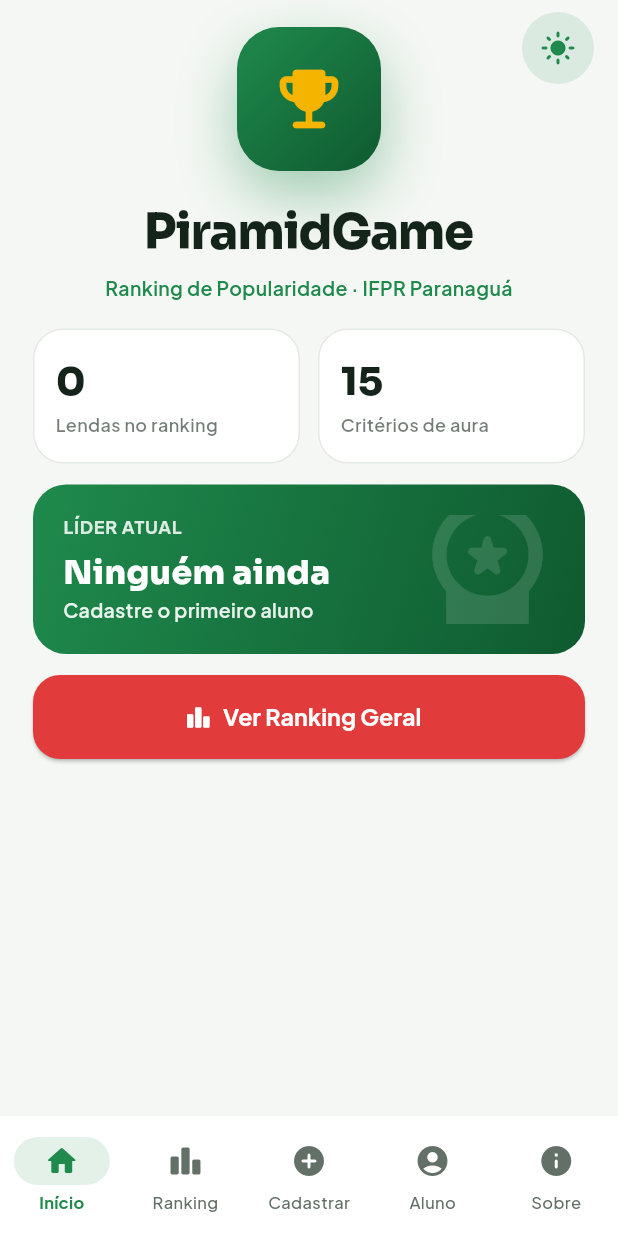
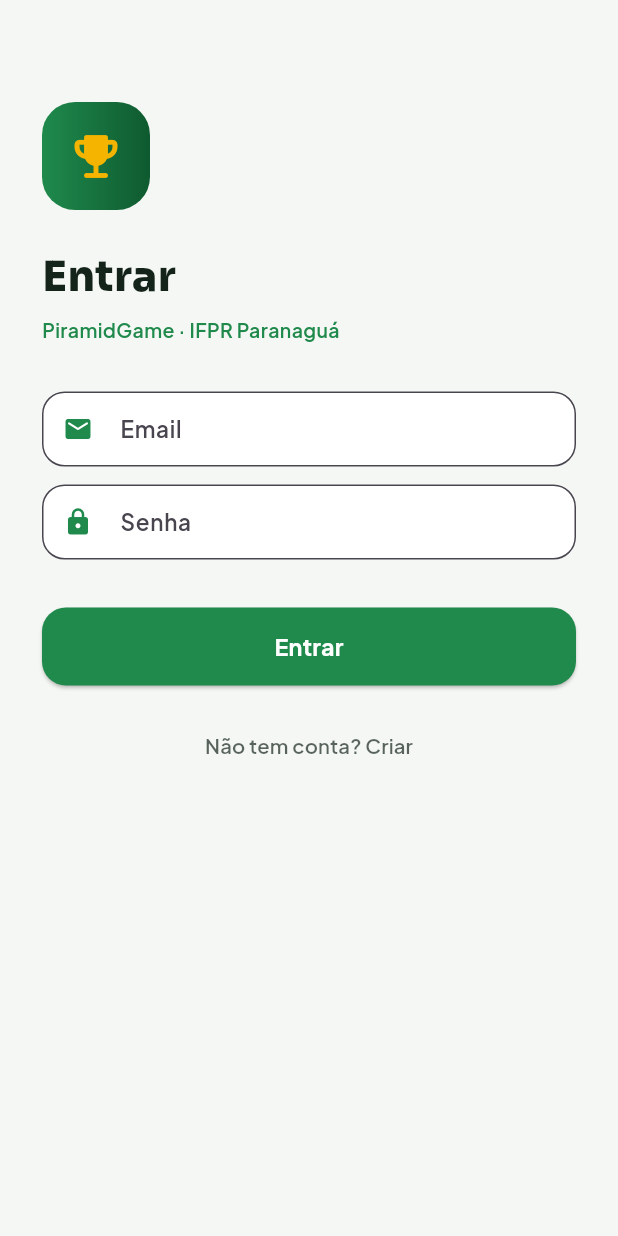
Before and after one commit to yoshimidevz/piramidgameifpr, a Flutter app: the screen it shows after launch, on a phone screen of 412 x 824 dp. Run offline on Flutter 3.47's test engine with Material 3 defaults, Android fonts, the phone set to English and light mode, and no system bars; our stand-ins replace dio, go_router, google_fonts, shared_preferences, signals.

Commit message:
feat: implementa sistema de autenticação com login, registro e logout; adiciona tela de login e integração com API

```diff
--- /dev/null
+++ b/lib/core/network/api_constants.dart
@@ -0,0 +1,3 @@
+class ApiConstants {
+  static const baseUrl = 'https://piramidgameifpr.yoshimidevz.codes';
+}
--- a/lib/core/router/app_router.dart
+++ b/lib/core/router/app_router.dart
@@ -6,6 +6,7 @@
 import '../../features/student/presentation/screens/student_form/student_form_screen.dart';
 import '../../features/student/presentation/screens/student_detail/student_detail_screen.dart';
 import '../../features/about/presentation/screens/about_screen.dart';
+import '../../features/auth/presentation/screens/login_screen.dart';
 import 'app_shell.dart';
 
 class AppRouter {
@@ -19,6 +20,10 @@
       GoRoute(
         path: '/',
         builder: (context, state) => const SplashScreen(),
+      ),
+      GoRoute(
+        path: '/login',
+        builder: (context, state) => const LoginScreen(),
       ),
       StatefulShellRoute.indexedStack(
         builder: (context, state, navigationShell) {
--- /dev/null
+++ b/lib/features/auth/domain/repositories/auth_repository.dart
@@ -0,0 +1,9 @@
+import '../../../../core/result/result.dart';
+import '../entities/auth_token.dart';
+
+abstract class AuthRepository {
+  Future<Result<AuthToken>> login(String email, String password);
+  Future<Result<AuthToken>> register(String name, String email, String password);
+  Future<Result<void>> logout();
+  Future<bool> isLoggedIn();
+}
--- /dev/null
+++ b/lib/features/auth/facade/auth_facade.dart
@@ -0,0 +1,19 @@
+import '../../../core/result/result.dart';
+import '../domain/entities/auth_token.dart';
+import '../domain/repositories/auth_repository.dart';
+
+class AuthFacade {
+  final AuthRepository _repository;
+
+  AuthFacade(this._repository);
+
+  Future<Result<AuthToken>> login(String email, String password) =>
+      _repository.login(email, password);
+
+  Future<Result<AuthToken>> register(String name, String email, String password) =>
+      _repository.register(name, email, password);
+
+  Future<Result<void>> logout() => _repository.logout();
+
+  Future<bool> isLoggedIn() => _repository.isLoggedIn();
+}
--- /dev/null
+++ b/lib/features/auth/presentation/screens/login_screen.dart
@@ -0,0 +1,255 @@
+import 'package:flutter/material.dart';
+import 'package:go_router/go_router.dart';
+import '../../../../../core/di/injection_container.dart';
+import '../../../../../core/theme/app_colors.dart';
+import '../../../../../core/theme/app_text_styles.dart';
+
+class LoginScreen extends StatefulWidget {
+  const LoginScreen({super.key});
+
+  @override
+  State<LoginScreen> createState() => _LoginScreenState();
+}
+
+class _LoginScreenState extends State<LoginScreen> {
+  final _emailController = TextEditingController();
+  final _passwordController = TextEditingController();
+  final _nameController = TextEditingController();
+
+  bool _isRegisterMode = false;
+  bool _isLoading = false;
+  String? _errorMessage;
+
+  @override
+  void dispose() {
+    _emailController.dispose();
+    _passwordController.dispose();
+    _nameController.dispose();
+    super.dispose();
+  }
+
+  Future<void> _submit() async {
+    final email = _emailController.text.trim();
+    final password = _passwordController.text.trim();
+    final name = _nameController.text.trim();
+
+    if (email.isEmpty || password.isEmpty) {
+      setState(() => _errorMessage = 'Preencha todos os campos');
+      return;
+    }
+
+    if (_isRegisterMode && name.isEmpty) {
+      setState(() => _errorMessage = 'Informe seu nome');
+      return;
+    }
+
+    setState(() {
+      _isLoading = true;
+      _errorMessage = null;
+    });
+
+    final viewModel = InjectionContainer.instance.authViewModel;
+
+    final result = _isRegisterMode
+        ? await viewModel.register(name, email, password)
+        : await viewModel.login(email, password);
+
+    if (!mounted) return;
+
+    result.when(
+      onSuccess: (_) => context.go('/inicio'),
+      onFailure: (failure) {
+        setState(() {
+          _isLoading = false;
+          _errorMessage = failure.message;
+        });
+      },
+    );
+  }
+
+  @override
+  Widget build(BuildContext context) {
+    final theme = Theme.of(context);
+
+    return Scaffold(
+      body: SafeArea(
+        child: SingleChildScrollView(
+          padding: const EdgeInsets.all(28),
+          child: Column(
+            crossAxisAlignment: CrossAxisAlignment.start,
+            children: [
+              const SizedBox(height: 40),
+              Container(
+                width: 72,
+                height: 72,
+                decoration: BoxDecoration(
+                  gradient: const LinearGradient(
+                    colors: [AppColors.green, AppColors.greenDeep],
+                  ),
+                  borderRadius: BorderRadius.circular(22),
+                ),
+                child: const Icon(Icons.emoji_events_rounded,
+                    color: AppColors.gold, size: 38),
+              ),
+              const SizedBox(height: 24),
+              Text(
+                _isRegisterMode ? 'Criar conta' : 'Entrar',
+                style: AppTextStyles.sora(
+                    fontSize: 28, fontWeight: FontWeight.w800),
+              ),
+              const SizedBox(height: 6),
+              Text(
+                'PiramidGame · IFPR Paranaguá',
+                style: AppTextStyles.jakarta(
+                  fontSize: 13,
+                  fontWeight: FontWeight.w600,
+                  color: AppColors.green,
+                ),
+              ),
+              const SizedBox(height: 32),
+
+              if (_isRegisterMode) ...[
+                _InputField(
+                  controller: _nameController,
+                  placeholder: 'Seu nome',
+                  icon: Icons.person_rounded,
+                ),
+                const SizedBox(height: 12),
+              ],
+
+              _InputField(
+                controller: _emailController,
+                placeholder: 'Email',
+                icon: Icons.email_rounded,
+                keyboardType: TextInputType.emailAddress,
+              ),
+              const SizedBox(height: 12),
+
+              _InputField(
+                controller: _passwordController,
+                placeholder: 'Senha',
+                icon: Icons.lock_rounded,
+                obscureText: true,
+              ),
+              const SizedBox(height: 12),
+
+              if (_errorMessage != null)
+                Container(
+                  width: double.infinity,
+                  padding: const EdgeInsets.all(12),
+                  decoration: BoxDecoration(
+                    color: AppColors.red.withOpacity(.1),
+                    borderRadius: BorderRadius.circular(12),
+                  ),
+                  child: Text(
+                    _errorMessage!,
+                    style: AppTextStyles.jakarta(
+                      fontSize: 13,
+                      fontWeight: FontWeight.w600,
+                      color: AppColors.red,
+                    ),
+                  ),
+                ),
+
+              const SizedBox(height: 20),
+
+              SizedBox(
+                width: double.infinity,
+                height: 52,
+                child: ElevatedButton(
+                  onPressed: _isLoading ? null : _submit,
+                  style: ElevatedButton.styleFrom(
+                    backgroundColor: AppColors.green,
+                    foregroundColor: Colors.white,
+                    shape: RoundedRectangleBorder(
+                      borderRadius: BorderRadius.circular(16),
+                    ),
+                  ),
+                  child: _isLoading
+                      ? const SizedBox(
+                          width: 22,
+                          height: 22,
+                          child: CircularProgressIndicator(
+                            strokeWidth: 2.4,
+                            color: Colors.white,
+                          ),
+                        )
+                      : Text(
+                          _isRegisterMode ? 'Criar conta' : 'Entrar',
+                          style: AppTextStyles.jakarta(
+                            fontSize: 15.5,
+                            fontWeight: FontWeight.w700,
+                          ),
+                        ),
+                ),
+              ),
+
+              const SizedBox(height: 16),
+
+              Center(
+                child: TextButton(
+                  onPressed: () {
+                    setState(() {
+                      _isRegisterMode = !_isRegisterMode;
+                      _errorMessage = null;
+                    });
+                  },
+                  child: Text(
+                    _isRegisterMode
+                        ? 'Já tem conta? Entrar'
+                        : 'Não tem conta? Criar',
+                    style: AppTextStyles.jakarta(
+                      fontSize: 13.5,
+                      fontWeight: FontWeight.w600,
+                      color: theme.colorScheme.onSurface.withOpacity(.7),
+                    ),
+                  ),
+                ),
+              ),
+            ],
+          ),
+        ),
+      ),
+    );
+  }
+}
+
+class _InputField extends StatelessWidget {
+  final TextEditingController controller;
+  final String placeholder;
+  final IconData icon;
+  final bool obscureText;
+  final TextInputType? keyboardType;
+
+  const _InputField({
+    required this.controller,
+    required this.placeholder,
+    required this.icon,
+    this.obscureText = false,
+    this.keyboardType,
+  });
+
+  @override
+  Widget build(BuildContext context) {
+    final theme = Theme.of(context);
+
+    return TextField(
+      controller: controller,
+      obscureText: obscureText,
+      keyboardType: keyboardType,
+      style: AppTextStyles.jakarta(fontSize: 15, fontWeight: FontWeight.w600),
+      decoration: InputDecoration(
+        hintText: placeholder,
+        prefixIcon: Icon(icon, color: AppColors.green, size: 20),
+        filled: true,
+        fillColor: theme.colorScheme.surface,
+        contentPadding:
+            const EdgeInsets.symmetric(horizontal: 16, vertical: 14),
+        border: OutlineInputBorder(
+          borderRadius: BorderRadius.circular(15),
+          borderSide: BorderSide(color: theme.dividerColor, width: 1.5),
+        ),
+      ),
+    );
+  }
+}
--- /dev/null
+++ b/lib/features/auth/presentation/viewmodels/auth_viewmodel.dart
@@ -0,0 +1,55 @@
+import 'package:signals/signals.dart';
+import '../../../../core/command/command.dart';
+import '../../../../core/result/result.dart';
+import '../../domain/entities/auth_token.dart';
+import '../../facade/auth_facade.dart';
+
+class AuthViewModel {
+  final AuthFacade _facade;
+
+  AuthViewModel(this._facade);
+
+  final currentUser = signal<AuthToken?>(null);
+  final isLoggedIn = signal<bool>(false);
+
+  Future<void> checkAuthStatus() async {
+    final loggedIn = await _facade.isLoggedIn();
+    isLoggedIn.value = loggedIn;
+  }
+
+  Future<Result<AuthToken>> login(String email, String password) async {
+    final result = await _facade.login(email, password);
+    result.when(
+      onSuccess: (token) {
+        currentUser.value = token;
+        isLoggedIn.value = true;
+      },
+      onFailure: (_) {},
+    );
+    return result;
+  }
+
+  Future<Result<AuthToken>> register(
+      String name, String email, String password) async {
+    final result = await _facade.register(name, email, password);
+    result.when(
+      onSuccess: (token) {
+        currentUser.value = token;
+        isLoggedIn.value = true;
+      },
+      onFailure: (_) {},
+    );
+    return result;
+  }
+
+  Future<void> logout() async {
+    await _facade.logout();
+    currentUser.value = null;
+    isLoggedIn.value = false;
+  }
+
+  void dispose() {
+    currentUser.dispose();
+    isLoggedIn.dispose();
+  }
+}
--- a/lib/features/student/presentation/viewmodels/ranking_viewmodel.dart
+++ b/lib/features/student/presentation/viewmodels/ranking_viewmodel.dart
@@ -10,7 +10,6 @@
   RankingViewModel(this._facade) {
     loadRankingCommand = Command0<List<Student>>(_loadRanking);
     // Carrega automaticamente ao instanciar a ViewModel.
-    loadRankingCommand.execute();
   }
 
   late final Command0<List<Student>> loadRankingCommand;
--- a/lib/main.dart
+++ b/lib/main.dart
@@ -5,9 +5,11 @@
 import 'core/di/injection_container.dart';
 import '../../features/theme_settings/domain/entities/app_theme_mode.dart';
 import 'core/theme/app_scroll_behavior.dart';
+import 'core/network/api_client.dart';
 
 void main() async {
   WidgetsFlutterBinding.ensureInitialized();
+  ApiClient.instance.init();
   await InjectionContainer.instance.init();
   runApp(const PiramidGameApp());
 }
--- a/pubspec.yaml
+++ b/pubspec.yaml
@@ -40,6 +40,7 @@
   go_router: ^17.3.0
   uuid: ^4.5.3
   google_fonts: ^8.1.0
+  dio: ^5.11.0
 
 dev_dependencies:
   flutter_test:
```
Also changed, not shown: lib/core/di/injection_container.dart (+13 -1 lines), lib/core/network/api_client.dart (added, +36 -0 lines), lib/features/about/presentation/screens/about_screen.dart (+28 -19 lines), lib/features/auth/data/models/auth_model.dart (added, +31 -0 lines), lib/features/auth/data/repositories/auth_repository_impl.dart (added, +59 -0 lines), lib/features/auth/data/services/auth_service.dart (added, +49 -0 lines), lib/features/auth/domain/entities/auth_token.dart (added, +13 -0 lines), lib/features/splash/presentation/screens/splash_screen.dart (+15 -3 lines), lib/features/student/data/repositories/student_repository_http_impl.dart (added, +130 -0 lines), pubspec.lock.
